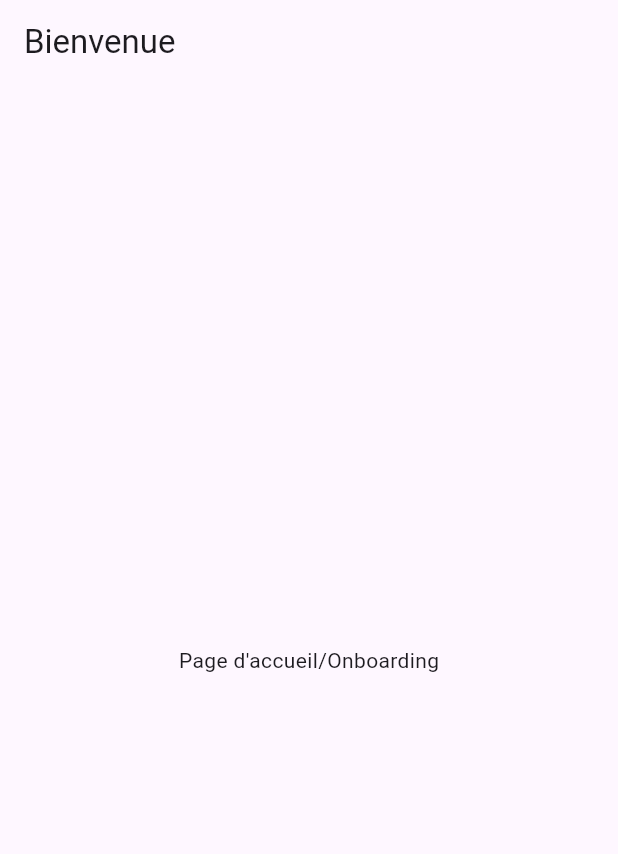
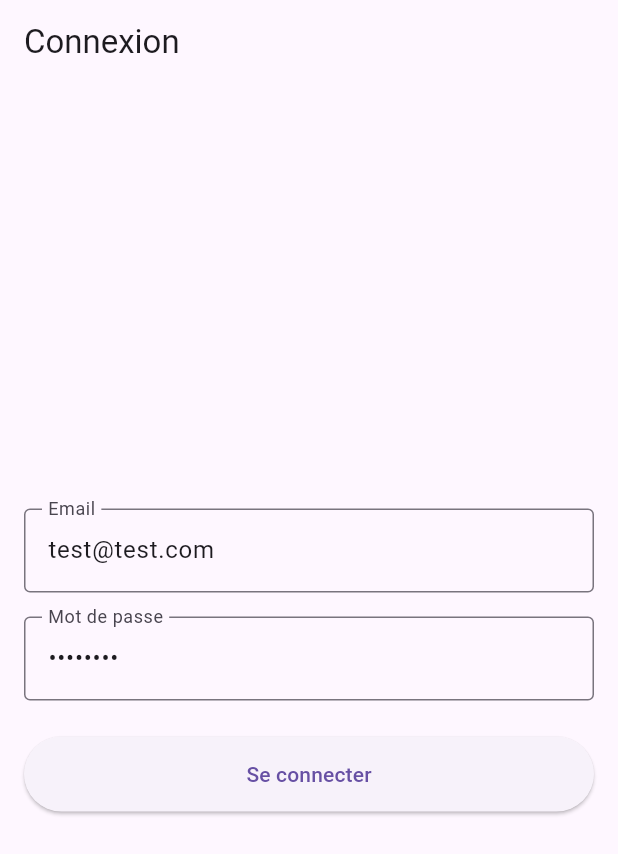
Before and after one commit to stephane2018/avmourdivin-group-app, a Flutter app: the screen it shows after launch, on a phone screen of 412 x 824 dp. Shown: the top 854 px of the screen. Run offline on Flutter 3.47's test engine with Material 3 defaults, Android fonts, the light colour scheme and no system bars; our stand-ins replace dartz, equatable, flutter_riverpod, freezed_annotation, go_router, riverpod_annotation; generated files the repository leaves out were written again.

Commit message:
feat(auth): implement login screen and controller

```diff
--- a/lib/main.dart
+++ b/lib/main.dart
@@ -1,6 +1,7 @@
 import 'package:flutter/material.dart';
 import 'package:flutter_riverpod/flutter_riverpod.dart';
 import 'package:go_router/go_router.dart';
+import 'src/features/auth/presentation/pages/login_screen.dart';
 
 // Pour l'instant, nous définissons une page d'accueil simple.
 // Plus tard, cela sera remplacé par notre système de routage complet.
@@ -8,7 +9,7 @@
   routes: [
     GoRoute(
       path: '/',
-      builder: (context, state) => const OnboardingScreen(),
+      builder: (context, state) => const LoginScreen(),
     ),
   ],
 );
@@ -31,20 +32,3 @@
     );
   }
 }
-
-// Écran de démarrage factice pour l'instant
-class OnboardingScreen extends StatelessWidget {
-  const OnboardingScreen({super.key});
-
-  @override
-  Widget build(BuildContext context) {
-    return Scaffold(
-      appBar: AppBar(
-        title: const Text('Bienvenue'),
-      ),
-      body: const Center(
-        child: Text('Page d\'accueil/Onboarding'),
-      ),
-    );
-  }
-}
--- /dev/null
+++ b/lib/src/features/auth/presentation/pages/login_screen.dart
@@ -0,0 +1,88 @@
+import 'package:flutter/material.dart';
+import 'package:flutter_riverpod/flutter_riverpod.dart';
+
+import '../controllers/login_controller.dart';
+
+class LoginScreen extends ConsumerWidget {
+  const LoginScreen({super.key});
+
+  @override
+  Widget build(BuildContext context, WidgetRef ref) {
+    final emailController = TextEditingController(text: 'test@test.com');
+    final passwordController = TextEditingController(text: 'password');
+
+    ref.listen<AsyncValue>(
+      loginControllerProvider,
+      (_, state) {
+        if (state.hasError && !state.isLoading) {
+          ScaffoldMessenger.of(context).showSnackBar(
+            SnackBar(content: Text(state.error.toString())),
+          );
+        }
+         if (state.hasValue && state.value != null) {
+          showDialog(
+            context: context,
+            builder: (_) => AlertDialog(
+              title: const Text('Succès'),
+              content: Text('Bienvenue ${state.value!.name}'),
+              actions: [
+                TextButton(
+                  onPressed: () => Navigator.of(context).pop(),
+                  child: const Text('OK'),
+                ),
+              ],
+            ),
+          );
+        }
+      },
+    );
+
+    final loginState = ref.watch(loginControllerProvider);
+
+    return Scaffold(
+      appBar: AppBar(title: const Text('Connexion')),
+      body: Padding(
+        padding: const EdgeInsets.all(16.0),
+        child: Column(
+          mainAxisAlignment: MainAxisAlignment.center,
+          children: [
+            TextField(
+              controller: emailController,
+              decoration: const InputDecoration(
+                labelText: 'Email',
+                border: OutlineInputBorder(),
+              ),
+              keyboardType: TextInputType.emailAddress,
+            ),
+            const SizedBox(height: 16),
+            TextField(
+              controller: passwordController,
+              decoration: const InputDecoration(
+                labelText: 'Mot de passe',
+                border: OutlineInputBorder(),
+              ),
+              obscureText: true,
+            ),
+            const SizedBox(height: 24),
+            ElevatedButton(
+              onPressed: loginState.isLoading
+                  ? null
+                  : () {
+                      ref.read(loginControllerProvider.notifier).login(
+                            emailController.text,
+                            passwordController.text,
+                          );
+                    },
+              style: ElevatedButton.styleFrom(
+                minimumSize: const Size(double.infinity, 50),
+              ),
+              child: loginState.isLoading
+                  ? const CircularProgressIndicator(color: Colors.white)
+                  : const Text('Se connecter'),
+            ),
+          ],
+        ),
+      ),
+    );
+  }
+}
```
Also changed, not shown: lib/src/features/auth/presentation/controllers/login_controller.dart (added, +26 -0 lines), lib/src/features/auth/presentation/providers/auth_providers.dart (+4 -4 lines), lib/src/features/auth/presentation/controllers/login_controller.g.dart (added), lib/src/features/auth/presentation/providers/auth_providers.g.dart.
